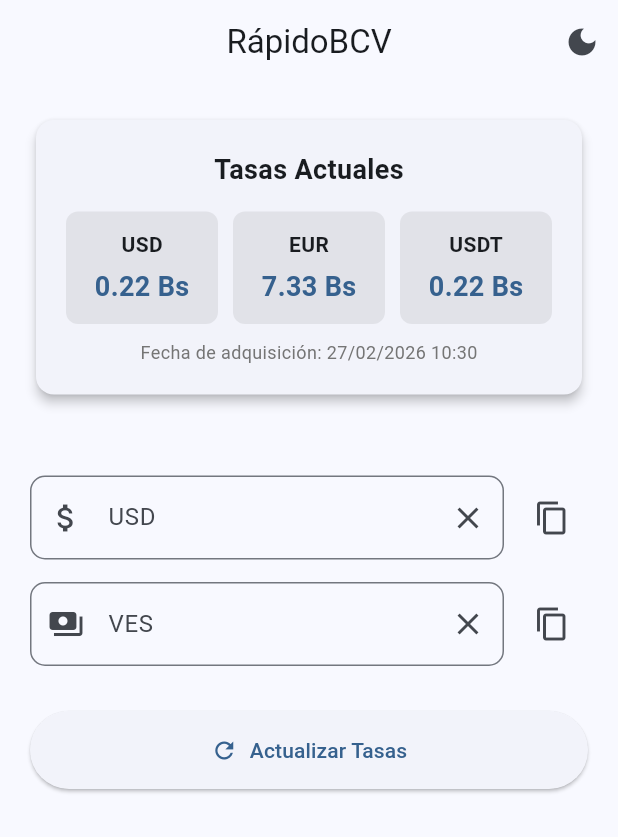
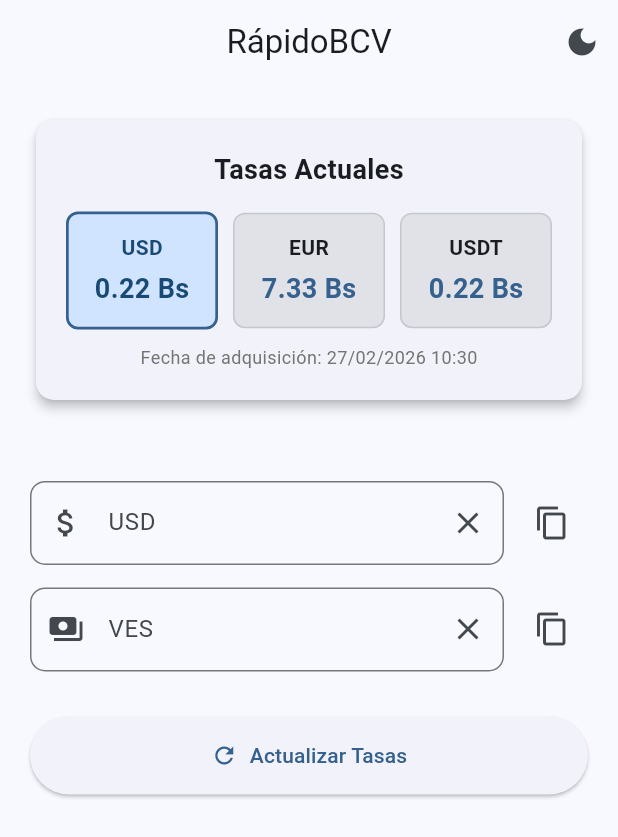
Before and after one commit to Abrahanq/RapidoBCV, a Flutter app: the screen it shows after launch, on a phone screen of 412 x 824 dp. Shown: the top 837 px of the screen. Run offline on Flutter 3.47's test engine with Material 3 defaults, Android fonts, the phone set to English and light mode, and no system bars; our stand-ins replace shared_preferences; missing offline and left inert: home_widget; network calls fail.

Commit message:
Improve: seleccion de tarjeta y correccion de logo principal

```diff
--- a/lib/main.dart
+++ b/lib/main.dart
@@ -781,6 +781,7 @@ class _ConversorPageState extends State<ConversorPage> {
               isLoading: isLoading,
               error: error,
               rates: rates,
+              selectedCurrency: fromCurrency,
               selectedRateIndex: selectedRateIndex,
               rateLabels: _rateLabelsCache,
               onRetry: () => obtenerTasasActuales(),
@@ -821,6 +822,7 @@ class _RatesPanel extends StatelessWidget {
     required this.isLoading,
     required this.error,
     required this.rates,
+    required this.selectedCurrency,
     required this.selectedRateIndex,
     required this.rateLabels,
     required this.onRetry,
@@ -832,6 +834,7 @@ class _RatesPanel extends StatelessWidget {
   final bool isLoading;
   final String? error;
   final ExchangeRates? rates;
+  final String selectedCurrency;
   final int selectedRateIndex;
   final List<String> rateLabels;
   final VoidCallback onRetry;
@@ -882,18 +885,21 @@ class _RatesPanel extends StatelessWidget {
                       _RateTile(
                         currency: 'USD',
                         rate: rates!.usdToVes.toStringAsFixed(2),
+                        isSelected: selectedCurrency == 'USD',
                         onTap: () => onSelectCurrency('USD'),
                       ),
                       const SizedBox(width: 10),
                       _RateTile(
                         currency: 'EUR',
                         rate: rates!.eurToVes.toStringAsFixed(2),
+                        isSelected: selectedCurrency == 'EUR',
                         onTap: () => onSelectCurrency('EUR'),
                       ),
                       const SizedBox(width: 10),
                       _RateTile(
                         currency: 'USDT',
                         rate: rates!.usdtToVes.toStringAsFixed(2),
+                        isSelected: selectedCurrency == 'USDT',
                         onTap: () => onSelectCurrency('USDT'),
                       ),
                     ],
@@ -937,11 +943,13 @@ class _RateTile extends StatelessWidget {
   const _RateTile({
     required this.currency,
     required this.rate,
+    required this.isSelected,
     required this.onTap,
   });
 
   final String currency;
   final String rate;
+  final bool isSelected;
   final VoidCallback onTap;
 
   @override
@@ -955,16 +963,30 @@ class _RateTile extends StatelessWidget {
         child: Ink(
           padding: const EdgeInsets.all(12),
           decoration: BoxDecoration(
-            color: colorScheme.surfaceContainerHighest,
+            color:
+                isSelected
+                    ? colorScheme.primaryContainer
+                    : colorScheme.surfaceContainerHighest,
             borderRadius: BorderRadius.circular(8),
+            border: Border.all(
+              color:
+                  isSelected
+                      ? colorScheme.primary
+                      : colorScheme.outlineVariant,
+              width: isSelected ? 1.8 : 1,
+            ),
           ),
           child: Column(
             children: [
               Text(
                 currency,
-                style: const TextStyle(
+                style: TextStyle(
                   fontWeight: FontWeight.bold,
                   fontSize: 14,
+                  color:
+                      isSelected
+                          ? colorScheme.onPrimaryContainer
+                          : colorScheme.onSurface,
                 ),
               ),
               const SizedBox(height: 5),
@@ -973,7 +995,10 @@ class _RateTile extends StatelessWidget {
                 style: TextStyle(
                   fontSize: 18,
                   fontWeight: FontWeight.bold,
-                  color: colorScheme.primary,
+                  color:
+                      isSelected
+                          ? colorScheme.onPrimaryContainer
+                          : colorScheme.primary,
                 ),
               ),
             ],
```
Also changed, not shown: pubspec.yaml (+10 -1 lines), pubspec.lock, 35 other files.
